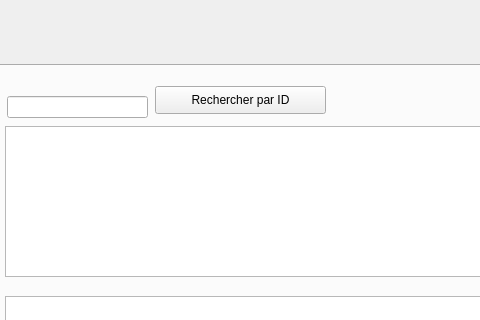
Qt form mainwindow.ui (zouhourkharraf/SmartDryCleaner_2A4) before a commit; both pictures show x 557 to 1037 and y 0 to 320 of the 1311 by 716 pixel window.
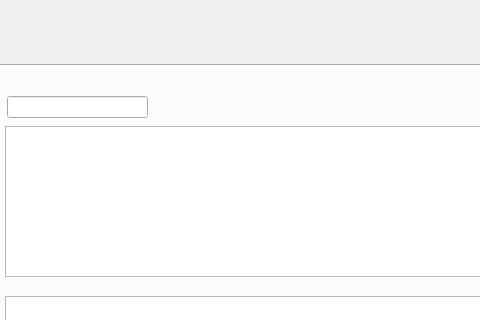
The same form after that commit.

What changed in the file:
```diff
--- a/mainwindow.ui
+++ b/mainwindow.ui
@@ -60,20 +60,7 @@
        </rect>
       </property>
      </widget>
-     <widget class="QPushButton" name="rechercher">
-      <property name="geometry">
-       <rect>
-        <x>700</x>
-        <y>20</y>
-        <width>171</width>
-        <height>28</height>
-       </rect>
-      </property>
-      <property name="text">
-       <string>Rechercher par ID</string>
-      </property>
-     </widget>
-     <widget class="QLineEdit" name="idrech">
+     <widget class="QLineEdit" name="recherche">
       <property name="geometry">
        <rect>
         <x>552</x>
```
